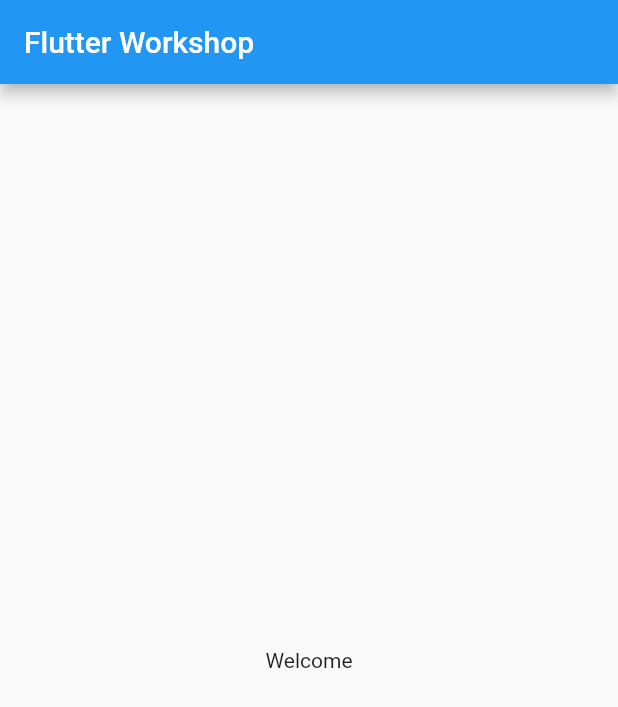
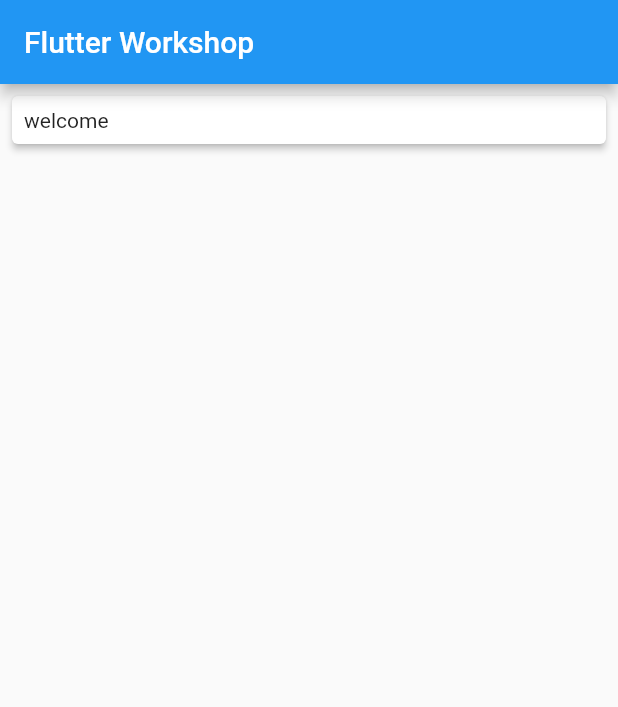
Before and after one commit to OmarEinea/FlutterWorkshop, a Flutter app: the screen it shows after launch, on a phone screen of 412 x 824 dp. Shown: the top 707 px of the screen. Run offline on Flutter 3.47's test engine with Material 2 defaults, Android fonts, the phone set to English and light mode, and no system bars.

Commit message:
Step 3: add a Card in a Column

```diff
--- a/lib/main.dart
+++ b/lib/main.dart
@@ -3,12 +3,23 @@ import 'package:flutter/material.dart';
 main() {
   runApp(
     MaterialApp(
+      debugShowCheckedModeBanner: false,
       home: Scaffold(
         appBar: AppBar(
           title: Text('Flutter Workshop')
         ),
-        body: Center(
-          child: Text('Welcome'),
+        body: Column(
+          crossAxisAlignment: CrossAxisAlignment.stretch,
+          children: [
+            Card(
+              margin: EdgeInsets.all(8),
+              elevation: 2,
+              child: Padding(
+                padding: EdgeInsets.all(8),
+                child: Text('welcome'),
+              )
+            ),
+          ]
         ),
       )
     )
```
